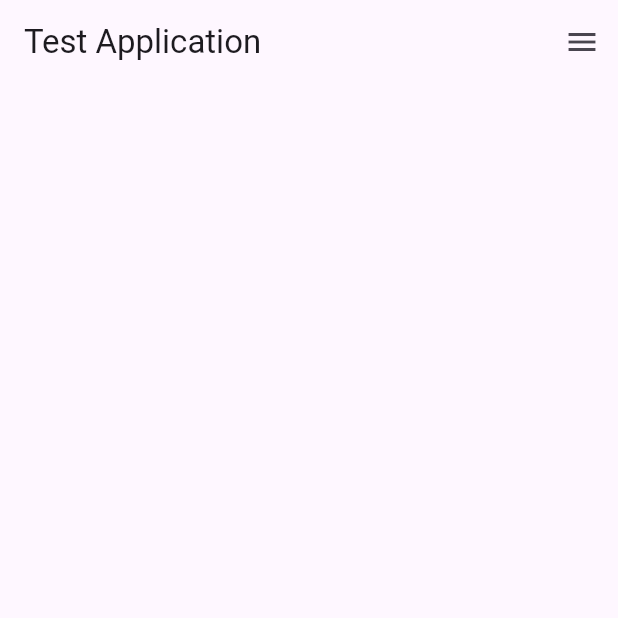
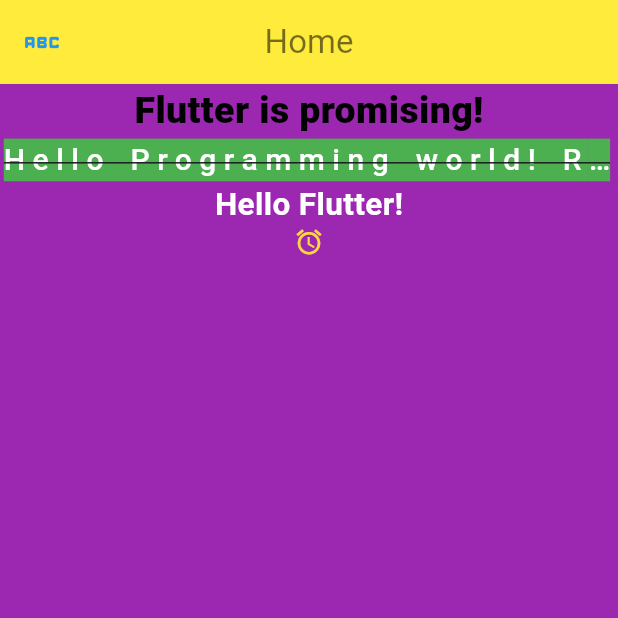
Before and after one commit to Ashraf-Samiu/Flutter-EssentialWidgets, a Flutter app: the screen it shows after launch, on a phone screen of 412 x 824 dp, the top half of it. Run offline on Flutter 3.47's test engine with Material 3 defaults, Android fonts, the phone set to English and light mode, and no system bars.

Commit message:
Text_Icon commit

```diff
--- a/lib/main.dart
+++ b/lib/main.dart
@@ -1,46 +1,70 @@
 import 'package:flutter/material.dart';
-///End-Drawer
+
 void main(){
-  runApp(const MyApp());
+  runApp(MyApp());
 }
 class MyApp extends StatelessWidget{
-  const MyApp({super.key});
   @override
   Widget build(BuildContext context) {
-    return const MaterialApp(
+    return MaterialApp(
       debugShowCheckedModeBanner: false,
-      home: HomeActivity(),
+      home: HomeScreen(),
     );
   }
 }
-class HomeActivity extends StatelessWidget{
-  const HomeActivity({super.key});
-  mySnackBar(message,context){
-    return ScaffoldMessenger.of(context).showSnackBar(
-        SnackBar(content: Text(message))
-    );
-  }
+class HomeScreen extends StatelessWidget{
   @override
   Widget build(BuildContext context) {
     return Scaffold(
+      backgroundColor: Colors.purple,
       appBar: AppBar(
-        title: const Text("Test Application"),
+        backgroundColor: Colors.yellow,
+        centerTitle: true,
+        title: Text("Home",
+          style: TextStyle(
+            color: Colors.black54,
+          ),
+        ),
+        leading: Icon(
+          Icons.abc_rounded,
+          color: Colors.blue,
+          size: 30,
+        ),
       ),
-      endDrawer: Drawer(
-        child: ListView(
+      body: Center(
+        child: Column(
           children: [
-            DrawerHeader(
-                child: UserAccountsDrawerHeader(
-                    decoration: BoxDecoration(color: Colors.red),
-                    accountName: Text("Ashraf Samiu"),
-                    accountEmail: Text("ashrafhossainsamiu@gmail.com"),
-                    currentAccountPicture: Image.network("https://cdn-images-1.medium.com/v2/resize:fit:918/1*rb3JJRN2YfybijTcxQiiUQ.png")
-                ),
+            Text("Flutter is promising!",
+              style: TextStyle(
+                color: Colors.black,
+                fontSize: 25,
+                fontWeight: FontWeight.w800
+              ),
             ),
-            ListTile(leading: Icon(Icons.home),title: Text("Home"),trailing: Icon(Icons.add),onTap: (){mySnackBar("This is Home", context);}),
-            ListTile(leading: Icon(Icons.person),title: Text("Profile"),trailing: Icon(Icons.add),onTap: (){mySnackBar("This is profile", context);}),
-            ListTile(leading: Icon(Icons.email),title: Text("Email"),trailing: Icon(Icons.add),onTap: (){mySnackBar("This is email", context);}),
-            ListTile(leading: Icon(Icons.settings),title: Text("Settings"),trailing: Icon(Icons.add),onTap: (){mySnackBar("This is settings", context);})
+            Text("Hello Programming world! Remember we are all coders we have to code every single day",
+              style: TextStyle(
+                color: Colors.white,
+                fontSize: 20,
+                fontWeight: FontWeight.w500,
+                backgroundColor: Colors.green,
+                decoration: TextDecoration.lineThrough,
+                wordSpacing: 3,
+                letterSpacing: 5,
+                overflow: TextOverflow.ellipsis
+              ),
+            ),
+            Text("Hello Flutter!",
+              style: TextStyle(
+                color: Colors.white,
+                fontSize: 21,
+                fontWeight: FontWeight.bold
+              ),
+            ),
+            Icon(
+              Icons.access_alarm,
+              color: Colors.amberAccent,
+              size: 20,
+            )
           ],
         ),
       ),
```
